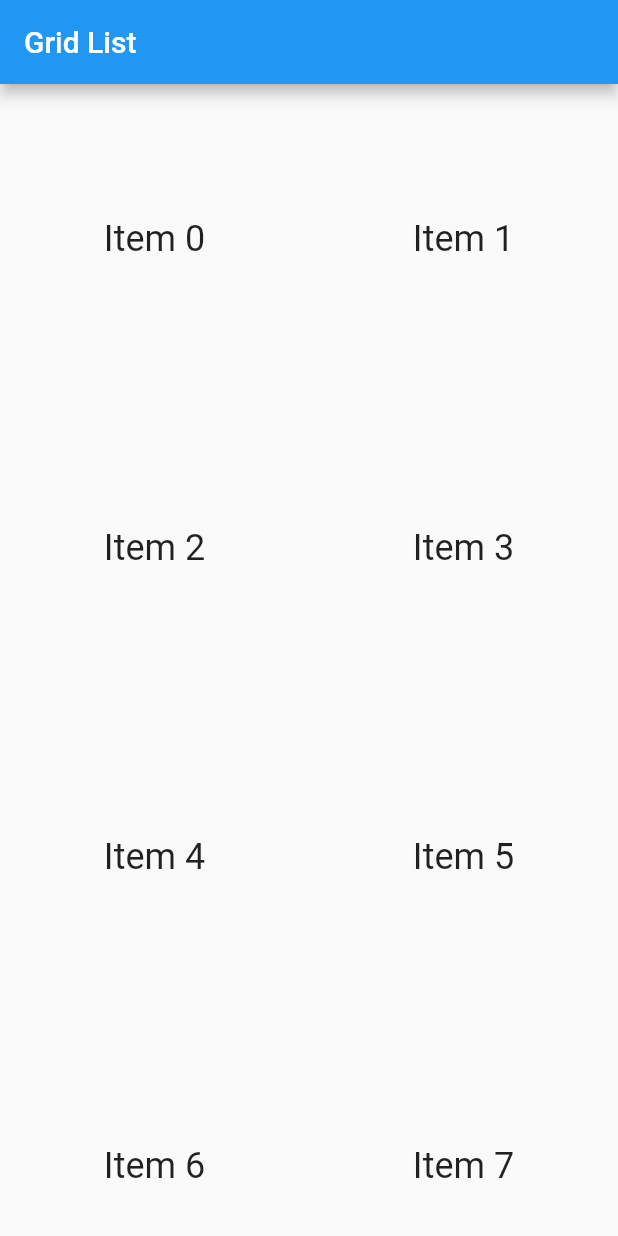
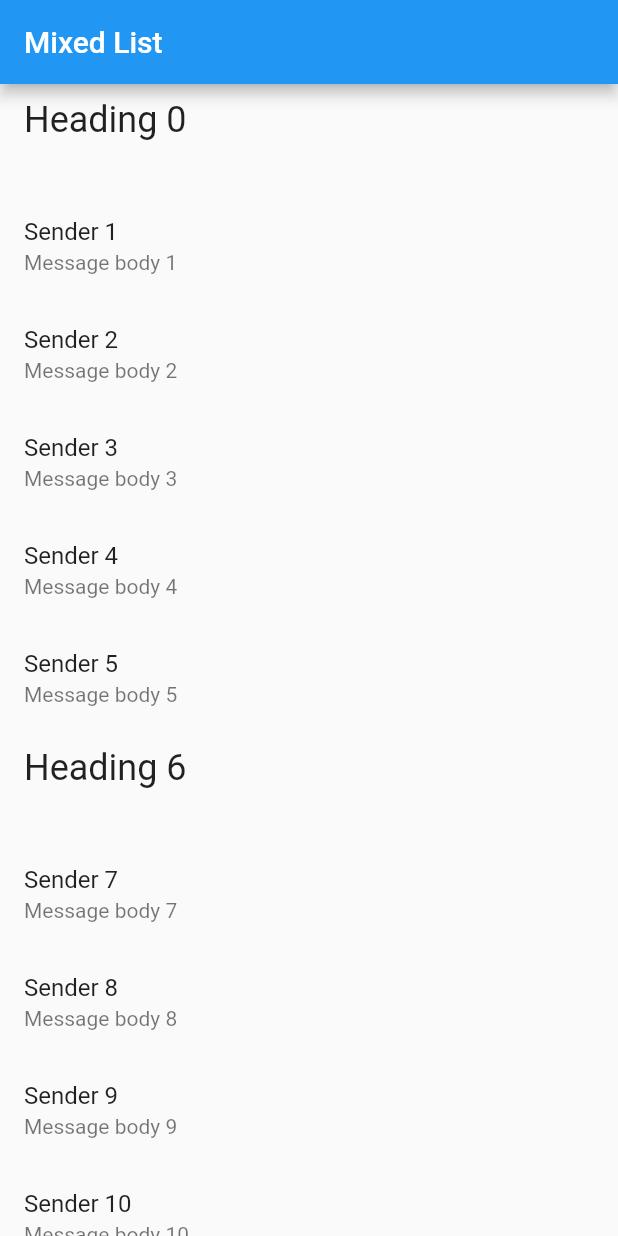
Before and after one commit to maogpt/learn-flutter-group, a Flutter app: the screen it shows after launch, on a phone screen of 412 x 824 dp. Run offline on Flutter 3.47's test engine with Material 2 defaults, Android fonts, the light colour scheme and no system bars.

Commit message:
feat: Create lists with different types of items

```diff
--- a/lists_grids/lib/main.dart
+++ b/lists_grids/lib/main.dart
@@ -1,7 +1,16 @@
 import 'package:flutter/material.dart';
 
 void main() {
-  runApp(const GridListApp());
+  runApp(
+    ListItemApp(
+      items: List<ListItem>.generate(
+        1000,
+        (index) => index % 6 == 0
+            ? HeadingItem('Heading $index')
+            : MessageItem('Sender $index', 'Message body $index'),
+      ),
+    ),
+  );
 }
 
 class GridListApp extends StatelessWidget {
@@ -115,3 +124,76 @@ class VerticalApp extends StatelessWidget {
     );
   }
 }
+
+class ListItemApp extends StatelessWidget {
+  final List<ListItem> items;
+
+  const ListItemApp({super.key, required this.items});
+
+  // This widget is the root of your application.
+  @override
+  Widget build(BuildContext context) {
+    const title = 'Mixed List';
+
+    return MaterialApp(
+      title: title,
+      home: Scaffold(
+        appBar: AppBar(
+          title: const Text(title),
+        ),
+        body: ListView.builder(
+          itemCount: items.length,
+          itemBuilder: (context, index) {
+            final item = items[index];
+
+            return ListTile(
+              title: item.buildTitle(context),
+              subtitle: item.buildSubtitle(context),
+            );
+          },
+        ),
+      ),
+    );
+  }
+}
+
+/// The base class for the different types of items the list can contain.
+abstract class ListItem {
+  /// The title line to show in a list item.
+  Widget buildTitle(BuildContext context);
+
+  /// The subtitle line, if any, to show in a list item.
+  Widget buildSubtitle(BuildContext context);
+}
+
+/// A ListItem that contains data to display a heading.
+class HeadingItem implements ListItem {
+  final String heading;
+
+  HeadingItem(this.heading);
+
+  @override
+  Widget buildTitle(BuildContext context) {
+    return Text(
+      heading,
+      style: Theme.of(context).textTheme.headlineSmall,
+    );
+  }
+
+  @override
+  Widget buildSubtitle(BuildContext context) => const SizedBox.shrink();
+}
+
+/// A ListItem that contains data to display a message.
+class MessageItem implements ListItem {
+  final String sender;
+  final String body;
+
+  MessageItem(this.sender, this.body);
+
+  @override
+  Widget buildTitle(BuildContext context) => Text(sender);
+
+  @override
+  Widget buildSubtitle(BuildContext context) => Text(body);
+}
```
